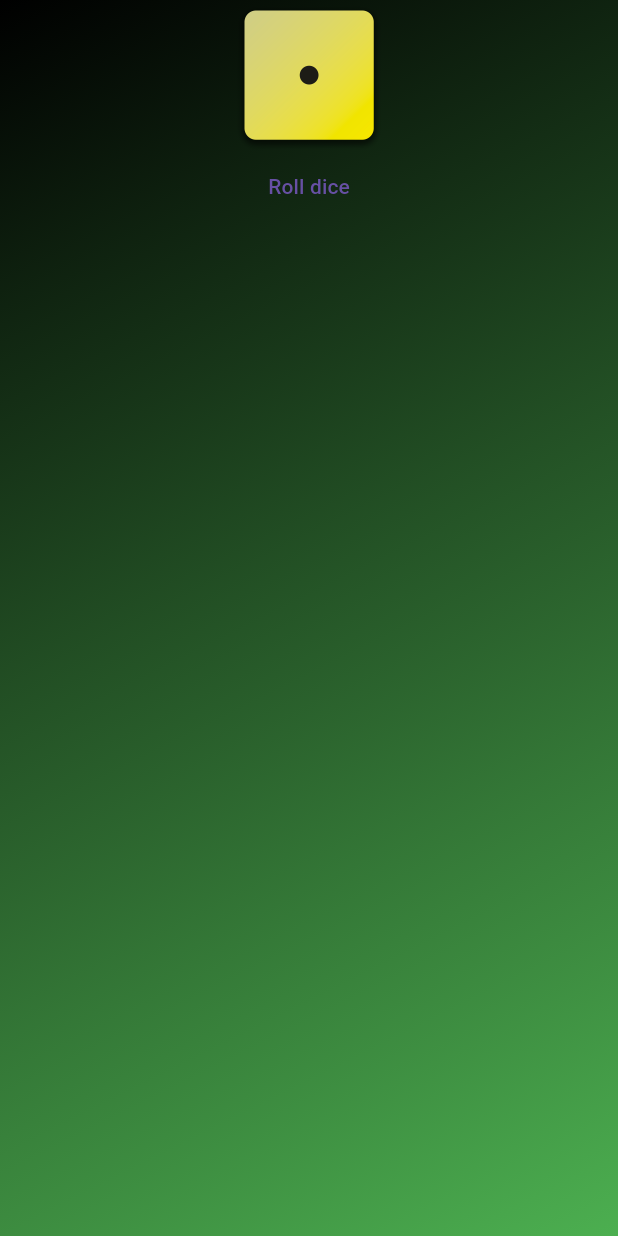
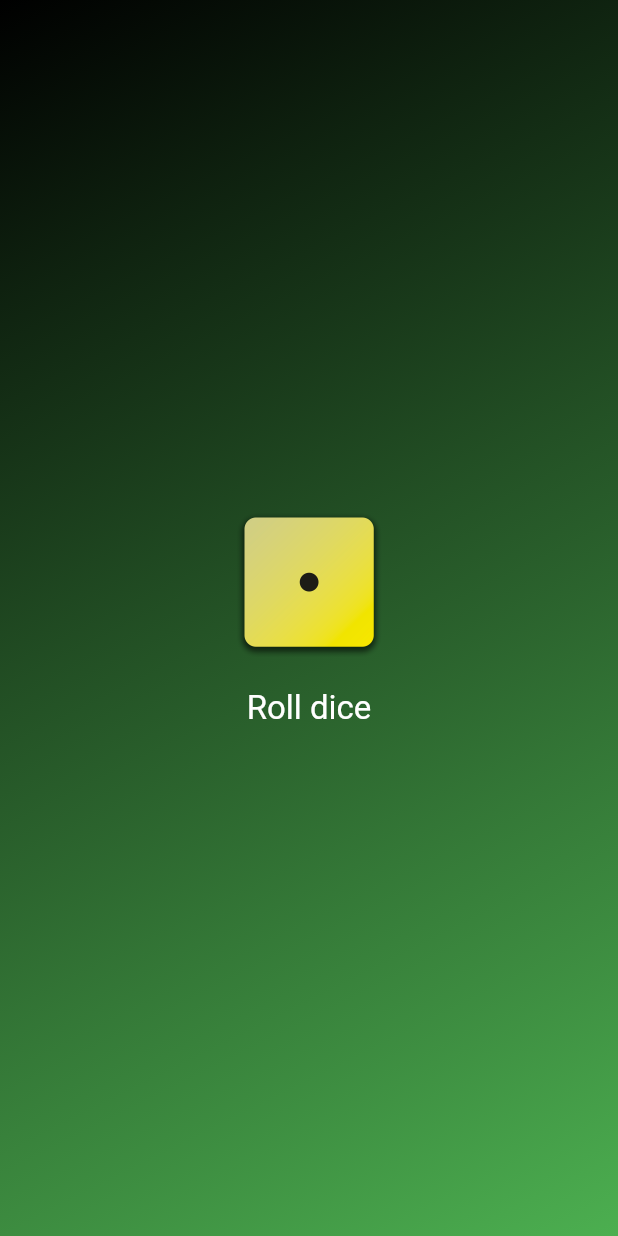
Before and after one commit to mnesh01/first_app, a Flutter app: the screen it shows after launch, on a phone screen of 412 x 824 dp. Run offline on Flutter 3.47's test engine with Material 3 defaults, Android fonts, the phone set to English and light mode, and no system bars.

Commit message:
Minor styling

```diff
--- a/lib/gradient_container.dart
+++ b/lib/gradient_container.dart
@@ -7,10 +7,7 @@ var endAlignment = Alignment.bottomRight;
 class GradientContainer extends StatelessWidget {
   const GradientContainer({super.key, required this.colors});
 
-  void rollDice() {
-
-
-  }
+  void rollDice() {}
 
   final List<Color> colors;
   @override
@@ -25,12 +22,24 @@ class GradientContainer extends StatelessWidget {
       ),
       child: Center(
           child: Column(
+        mainAxisSize: MainAxisSize.min,
         children: [
           Image.asset(
             'assets/images/dice-1.png',
             width: 100,
           ),
-          TextButton(onPressed: rollDice, child: const Text('Roll dice'))
+          TextButton(
+              onPressed: rollDice,
+              style: TextButton.styleFrom(
+                padding: const EdgeInsets.only(
+                  top: 20,
+                ),
+                foregroundColor: Colors.white,
+                textStyle: const TextStyle(
+                  fontSize: 22,
+                ),
+              ),
+              child: const Text('Roll dice'))
         ],
       )),
     );
```
